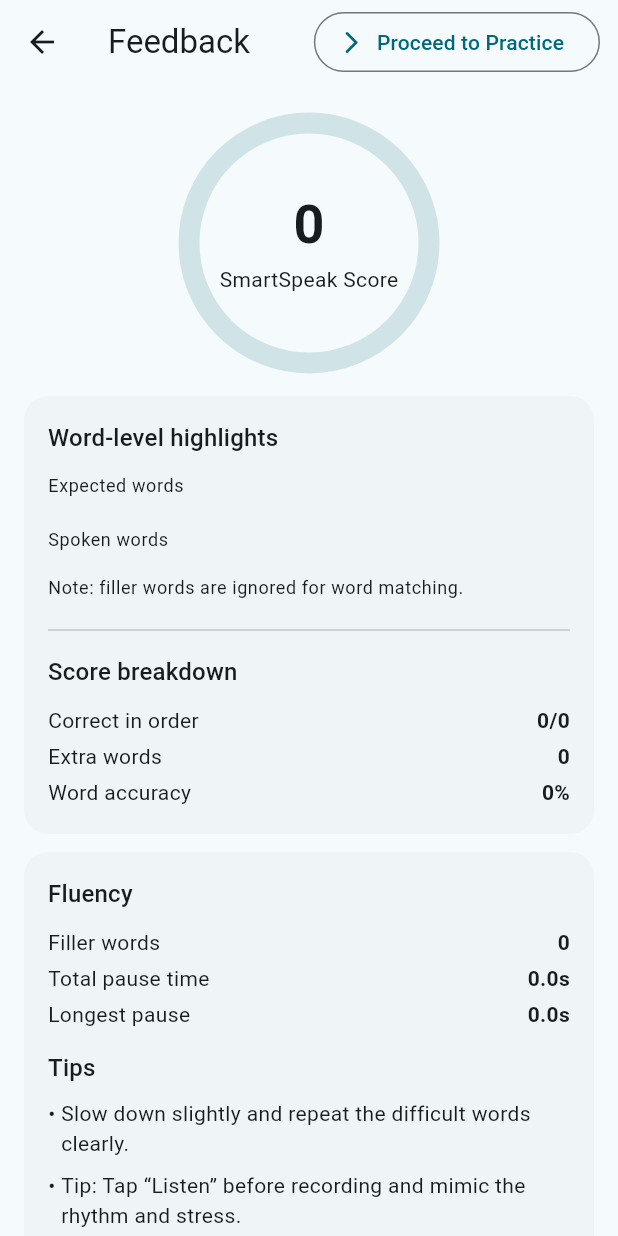
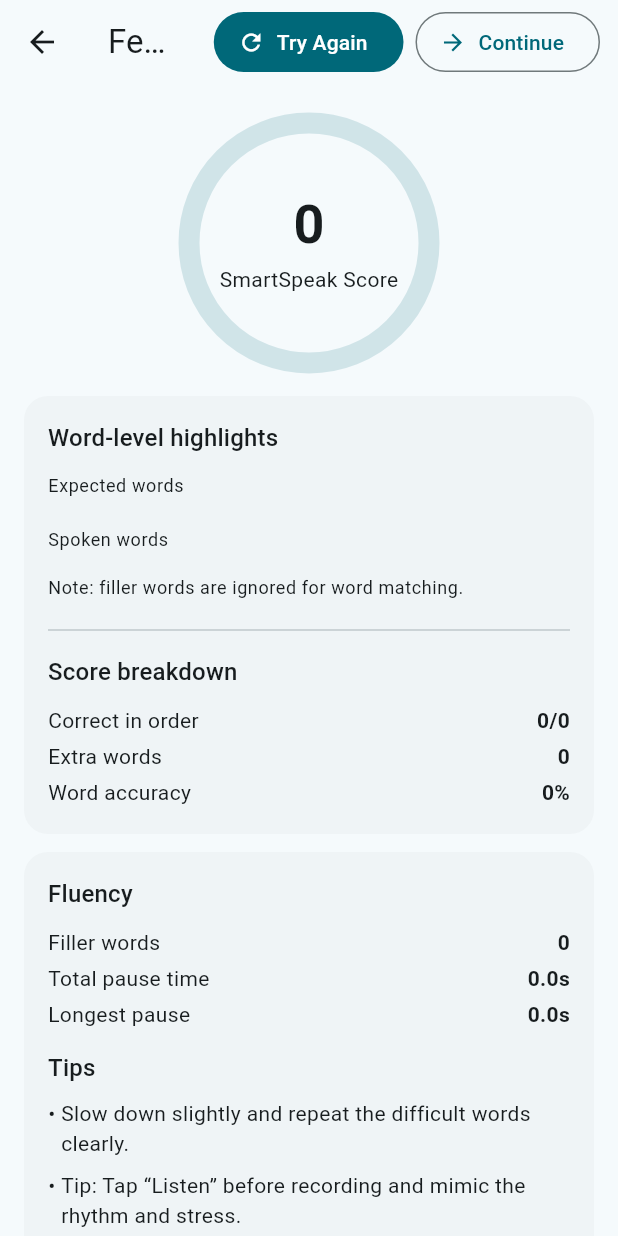
Before and after one commit to veer1e/SpeakSmart.Prototype, a Flutter app: the FeedbackScreen screen opened directly with empty values, on a phone screen of 412 x 824 dp. Run offline on Flutter 3.47's test engine with Material 3 defaults, Android fonts, the light colour scheme and no system bars; our stand-ins replace flutter_tts, permission_handler, shared_preferences, speech_to_text; missing offline and left inert: noise_meter; accounts and stored records are empty.

Commit message:
changed feedback and practice screens to add "try again" option when score is below 100, and to ignore filler words in scoring logic. Also added some comments for clarity.

```diff
--- a/lib/features/feedback/presentation/feedback_screen.dart
+++ b/lib/features/feedback/presentation/feedback_screen.dart
@@ -4,25 +4,56 @@
 import '../../../core/widgets/score_ring.dart';
 import '../../../core/widgets/word_highlights.dart';
 
-class FeedbackScreen extends StatelessWidget {
+class FeedbackScreen extends StatefulWidget {
   final ScoreResult result;
 
   const FeedbackScreen({super.key, required this.result});
 
   @override
+  State<FeedbackScreen> createState() => _FeedbackScreenState();
+}
+
+class _FeedbackScreenState extends State<FeedbackScreen> {
+  @override
+  void initState() {
+    super.initState();
+
+    // ✅ Auto-advance if perfect score
+    if (widget.result.breakdown.smartSpeakScore == 100) {
+      Future.delayed(const Duration(milliseconds: 800), () {
+        if (mounted) {
+          Navigator.pop(context, 'continue');
+        }
+      });
+    }
+  }
+
+  @override
   Widget build(BuildContext context) {
-    final b = result.breakdown;
+    final b = widget.result.breakdown;
 
     return Scaffold(
       appBar: AppBar(
         title: const Text('Feedback'),
         actions: [
           const SizedBox(width: 8),
+
+
+          FilledButton.icon(
+            onPressed: () => Navigator.pop(context, 'try_again'),
+            icon: const Icon(Icons.refresh),
+            label: const Text('Try Again'),
+          ),
+
+          const SizedBox(width: 8),
+
+
           OutlinedButton.icon(
-            onPressed: () => Navigator.pop(context, 'back_to_practice'),
-            icon: const Icon(Icons.arrow_forward_ios_rounded),
-            label: const Text('Proceed to Practice'),
+            onPressed: () => Navigator.pop(context, 'continue'),
+            icon: const Icon(Icons.arrow_forward),
+            label: const Text('Continue'),
           ),
+
           const SizedBox(width: 12),
         ],
       ),
@@ -32,50 +63,89 @@
           child: Column(
             crossAxisAlignment: CrossAxisAlignment.start,
             children: [
+              // ✅ Show PERFECT message
+              if (b.smartSpeakScore == 100)
+                Container(
+                  margin: const EdgeInsets.only(bottom: 12),
+                  padding: const EdgeInsets.all(12),
+                  decoration: BoxDecoration(
+                    color: Colors.green.withOpacity(0.1),
+                    borderRadius: BorderRadius.circular(12),
+                  ),
+                  child: const Center(
+                    child: Text(
+                      'Perfect 🎯',
+                      style: TextStyle(
+                        fontWeight: FontWeight.bold,
+                        fontSize: 16,
+                        color: Colors.green,
+                      ),
+                    ),
+                  ),
+                ),
+
               Center(
                 child: ScoreRing(
                   score: b.smartSpeakScore,
                   label: 'SmartSpeak Score',
                 ),
               ),
+
               const SizedBox(height: 12),
+
               Card(
                 child: Padding(
                   padding: const EdgeInsets.all(16),
                   child: Column(
                     crossAxisAlignment: CrossAxisAlignment.start,
                     children: [
-                      Text('Word-level highlights', style: Theme.of(context).textTheme.titleMedium),
+                      Text('Word-level highlights',
+                          style: Theme.of(context).textTheme.titleMedium),
                       const SizedBox(height: 12),
-                      WordHighlights(expectedScores: b.expectedWordScores, spokenWords: b.spokenWords),
+                      WordHighlights(
+                        expectedScores: b.expectedWordScores,
+                        spokenWords: b.spokenWords,
+                      ),
                       const SizedBox(height: 12),
                       const Divider(),
                       const SizedBox(height: 8),
-                      Text('Score breakdown', style: Theme.of(context).textTheme.titleMedium),
+                      Text('Score breakdown',
+                          style: Theme.of(context).textTheme.titleMedium),
                       const SizedBox(height: 8),
-                      _line('Correct in order', '${b.matchedInOrder}/${b.expectedCount}'),
+                      _line('Correct in order',
+                          '${b.matchedInOrder}/${b.expectedCount}'),
                       _line('Extra words', '${b.extraCount}'),
-                      _line('Word accuracy', '${(b.wordAccuracy * 100).toStringAsFixed(0)}%'),
+                      _line('Word accuracy',
+                          '${(b.wordAccuracy * 100).toStringAsFixed(0)}%'),
                     ],
                   ),
                 ),
               ),
+
               const SizedBox(height: 12),
+
               Card(
                 child: Padding(
                   padding: const EdgeInsets.all(16),
                   child: Column(
                     crossAxisAlignment: CrossAxisAlignment.start,
                     children: [
-                      Text('Fluency', style: Theme.of(context).textTheme.titleMedium),
+                      Text('Fluency',
+                          style: Theme.of(context).textTheme.titleMedium),
                       const SizedBox(height: 8),
-                      _line('Filler words', '${result.fluency.fillerCount}'),
-                      _line('Total pause time', '${result.fluency.totalPauseSeconds.toStringAsFixed(1)}s'),
-                      _line('Longest pause', '${result.fluency.longestPauseSeconds.toStringAsFixed(1)}s'),
+                      _line('Filler words',
+                          '${widget.result.fluency.fillerCount}'),
+                      _line(
+                          'Total pause time',
+                          '${widget.result.fluency.totalPauseSeconds.toStringAsFixed(1)}s'),
+                      _line(
+                          'Longest pause',
+                          '${widget.result.fluency.longestPauseSeconds.toStringAsFixed(1)}s'),
                       const SizedBox(height: 12),
-                      Text('Tips', style: Theme.of(context).textTheme.titleMedium),
+                      Text('Tips',
+                          style: Theme.of(context).textTheme.titleMedium),
                       const SizedBox(height: 8),
-                      ..._tips(result),
+                      ..._tips(widget.result),
                     ],
                   ),
                 ),
@@ -101,23 +171,29 @@
 
   List<Widget> _tips(ScoreResult r) {
     final tips = <String>[];
+
     if (r.fluency.fillerCount > 0) {
-      tips.add('Try to pause silently instead of using filler words (e.g., “uh”, “um”).');
+      tips.add(
+          'Try to pause silently instead of using filler words (e.g., “uh”, “um”).');
     }
     if (r.fluency.longestPauseSeconds > 1.0) {
       tips.add('Practice speaking in short chunks to reduce long pauses.');
     }
     if (r.breakdown.extraCount > 0) {
-      tips.add('Focus on the expected words only—avoid adding extra words.');
+      tips.add(
+          'Focus on the expected words only—avoid adding extra words.');
     }
     if (r.breakdown.wordAccuracy < 0.85) {
-      tips.add('Slow down slightly and repeat the difficult words clearly.');
+      tips.add(
+          'Slow down slightly and repeat the difficult words clearly.');
     }
     if (tips.isEmpty) {
-      tips.add('Nice work—try a longer phrase next for a bigger challenge.');
+      tips.add(
+          'Nice work—try a longer phrase next for a bigger challenge.');
     }
 
-    tips.add('Tip: Tap “Listen” before recording and mimic the rhythm and stress.');
+    tips.add(
+        'Tip: Tap “Listen” before recording and mimic the rhythm and stress.');
 
     return tips
         .map(
```
Also changed, not shown: lib/features/practice/presentation/practice_screen.dart (+45 -4 lines).
